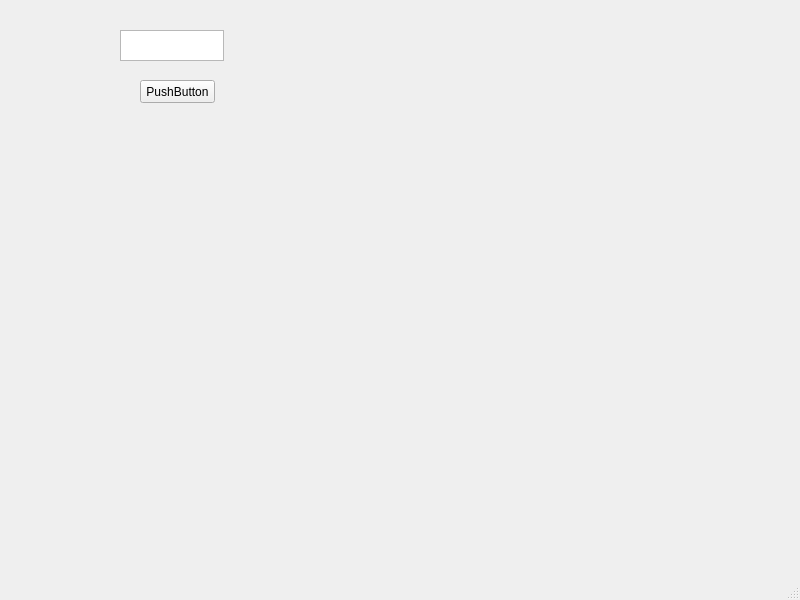
alekspetrov3009/folder_maker, file maker.ui: the form before one commit.
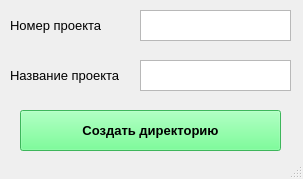
The form after the commit.

The edit to the form file:
```diff
--- a/maker.ui
+++ b/maker.ui
@@ -2,24 +2,42 @@
 <ui version="4.0">
  <class>MainWindow</class>
  <widget class="QMainWindow" name="MainWindow">
+  <property name="enabled">
+   <bool>true</bool>
+  </property>
   <property name="geometry">
    <rect>
     <x>0</x>
     <y>0</y>
-    <width>800</width>
-    <height>600</height>
+    <width>303</width>
+    <height>179</height>
    </rect>
   </property>
+  <property name="sizePolicy">
+   <sizepolicy hsizetype="Fixed" vsizetype="Fixed">
+    <horstretch>0</horstretch>
+    <verstretch>0</verstretch>
+   </sizepolicy>
+  </property>
   <property name="windowTitle">
    <string>MainWindow</string>
   </property>
   <widget class="QWidget" name="centralwidget">
+   <property name="sizePolicy">
+    <sizepolicy hsizetype="Expanding" vsizetype="Expanding">
+     <horstretch>0</horstretch>
+     <verstretch>0</verstretch>
+    </sizepolicy>
+   </property>
+   <property name="autoFillBackground">
+    <bool>false</bool>
+   </property>
    <widget class="QTextEdit" name="textEdit">
     <property name="geometry">
      <rect>
-      <x>120</x>
-      <y>30</y>
-      <width>104</width>
+      <x>140</x>
+      <y>10</y>
+      <width>151</width>
       <height>31</height>
      </rect>
     </property>
@@ -34,26 +52,87 @@
    <widget class="QPushButton" name="btn">
     <property name="geometry">
      <rect>
+      <x>20</x>
+      <y>110</y>
+      <width>261</width>
+      <height>41</height>
+     </rect>
+    </property>
+    <property name="font">
+     <font>
+      <pointsize>10</pointsize>
+      <weight>75</weight>
+      <bold>true</bold>
+     </font>
+    </property>
+    <property name="styleSheet">
+     <string notr="true">border-color: qradialgradient(spread:repeat, cx:0.5, cy:0.5, radius:0.077, fx:0.5, fy:0.5, stop:0 rgba(0, 169, 255, 147), stop:0.497326 rgba(0, 0, 0, 147), stop:1 rgba(0, 169, 255, 147));
+background-color: rgb(85, 255, 127);</string>
+    </property>
+    <property name="text">
+     <string>Создать директорию</string>
+    </property>
+    <property name="flat">
+     <bool>false</bool>
+    </property>
+   </widget>
+   <widget class="QTextEdit" name="textEdit_2">
+    <property name="geometry">
+     <rect>
       <x>140</x>
-      <y>80</y>
-      <width>75</width>
-      <height>23</height>
+      <y>60</y>
+      <width>151</width>
+      <height>31</height>
      </rect>
     </property>
+    <property name="html">
+     <string>&lt;!DOCTYPE HTML PUBLIC &quot;-//W3C//DTD HTML 4.0//EN&quot; &quot;http://www.w3.org/TR/REC-html40/strict.dtd&quot;&gt;
+&lt;html&gt;&lt;head&gt;&lt;meta name=&quot;qrichtext&quot; content=&quot;1&quot; /&gt;&lt;style type=&quot;text/css&quot;&gt;
+p, li { white-space: pre-wrap; }
+&lt;/style&gt;&lt;/head&gt;&lt;body style=&quot; font-family:'MS Shell Dlg 2'; font-size:8.25pt; font-weight:400; font-style:normal;&quot;&gt;
+&lt;p style=&quot;-qt-paragraph-type:empty; margin-top:0px; margin-bottom:0px; margin-left:0px; margin-right:0px; -qt-block-indent:0; text-indent:0px;&quot;&gt;&lt;br /&gt;&lt;/p&gt;&lt;/body&gt;&lt;/html&gt;</string>
+    </property>
+   </widget>
+   <widget class="QLabel" name="label">
+    <property name="geometry">
+     <rect>
+      <x>10</x>
+      <y>10</y>
+      <width>121</width>
+      <height>31</height>
+     </rect>
+    </property>
+    <property name="font">
+     <font>
+      <pointsize>10</pointsize>
+      <weight>50</weight>
+      <bold>false</bold>
+     </font>
+    </property>
     <property name="text">
-     <string>PushButton</string>
+     <string>Номер проекта</string>
     </property>
    </widget>
-  </widget>
-  <widget class="QMenuBar" name="menubar">
-   <property name="geometry">
-    <rect>
-     <x>0</x>
-     <y>0</y>
-     <width>800</width>
-     <height>21</height>
-    </rect>
-   </property>
+   <widget class="QLabel" name="label_2">
+    <property name="geometry">
+     <rect>
+      <x>10</x>
+      <y>60</y>
+      <width>121</width>
+      <height>31</height>
+     </rect>
+    </property>
+    <property name="font">
+     <font>
+      <pointsize>10</pointsize>
+      <weight>50</weight>
+      <bold>false</bold>
+     </font>
+    </property>
+    <property name="text">
+     <string>Название проекта</string>
+    </property>
+   </widget>
   </widget>
   <widget class="QStatusBar" name="statusbar"/>
  </widget>
```
Left out of the diff: 2 changed lines with no effect on the pictures.
